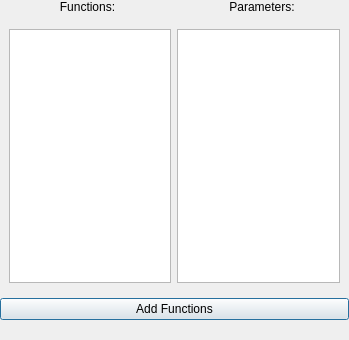
Before: the Qt Designer form uis/pyFuns.ui in dseyit/Graphxyz, drawn with Qt 5.
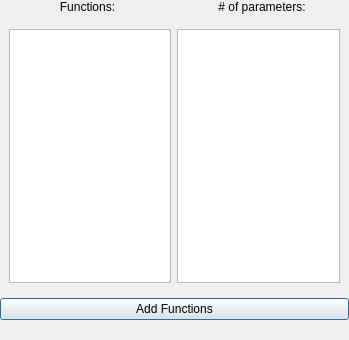
After: the same form once the commit is applied.

Diff of the .ui file:
```diff
--- a/uis/pyFuns.ui
+++ b/uis/pyFuns.ui
@@ -63,7 +63,7 @@
       <item>
        <widget class="QLabel" name="label_2">
         <property name="text">
-         <string>Parameters:</string>
+         <string># of parameters:</string>
         </property>
         <property name="alignment">
          <set>Qt::AlignCenter</set>
```
